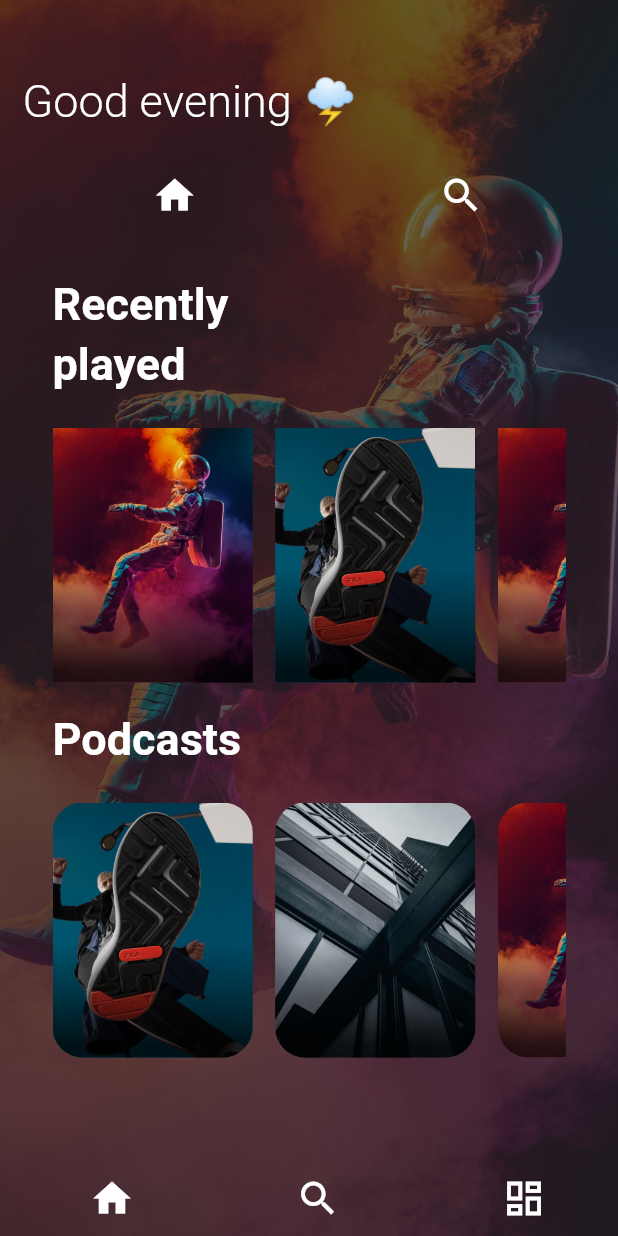
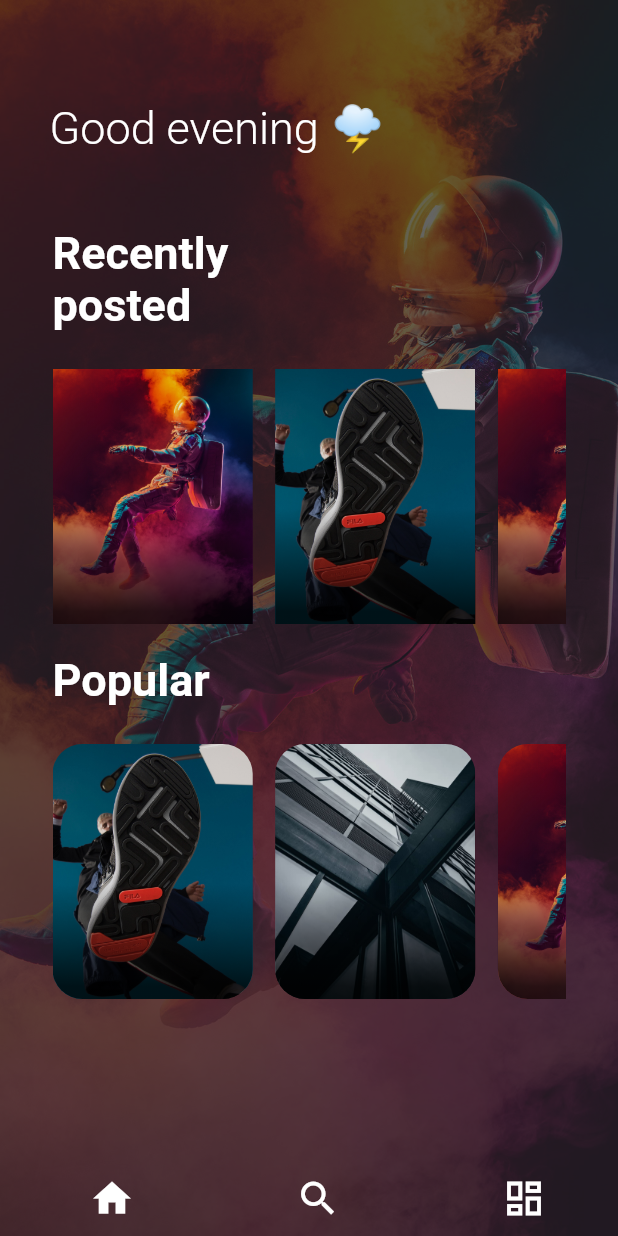
Before and after one commit to 4eug/Spotify-Redesign-Concept, a Flutter app: the screen it shows after launch, on a phone screen of 412 x 824 dp. Run offline on Flutter 3.47's test engine with Material 2 defaults, Android fonts, the phone set to English and light mode, and no system bars; our stand-ins replace page_transition.

Commit message:
Just For Fun Project Done!!

```diff
--- a/lib/pages/home.dart
+++ b/lib/pages/home.dart
@@ -1,7 +1,6 @@
 import 'package:flutter/material.dart';
 import 'package:spotify_redesign_concept_by_chidalu/widgets/bottomNavbar.dart';
 import 'package:spotify_redesign_concept_by_chidalu/widgets/constants.dart';
-import 'package:spotify_redesign_concept_by_chidalu/widgets/section.dart';
 import 'package:spotify_redesign_concept_by_chidalu/widgets/squarecards.dart';
 import 'package:spotify_redesign_concept_by_chidalu/widgets/squarecirclecards.dart';
 
@@ -35,7 +34,9 @@ class _HomePageState extends State<HomePage> {
           child: Column(
             crossAxisAlignment: CrossAxisAlignment.start,
             children: <Widget>[
-              Column(
+              Padding(
+                padding: const EdgeInsets.all(18.0),
+                child: Column(
                   crossAxisAlignment: CrossAxisAlignment.start,
                   children: <Widget>[
                     Text(
@@ -46,13 +47,10 @@ class _HomePageState extends State<HomePage> {
                           fontWeight: FontWeight.w300),
                     ),
                     SizedBox(
-                    height: 20,
-                  ),
-                  SectionBar(),
-                  SizedBox(
                       height: 10,
                     ),
                   ],
+                ),
               ),
               SizedBox(
                 height: 20,
@@ -69,11 +67,8 @@ class _HomePageState extends State<HomePage> {
                           color: Colors.white,
                           fontWeight: FontWeight.bold),
                     ),
-                    SizedBox(
-                      height: 5,
-                    ),
                     Text(
-                      'played',
+                      'posted',
                       style: TextStyle(
                           fontSize: 30,
                           color: Colors.white,
@@ -98,7 +93,7 @@ class _HomePageState extends State<HomePage> {
                       height: 20,
                     ),
                     Text(
-                      'Podcasts',
+                      'Popular',
                       style: TextStyle(
                           fontSize: 30,
                           color: Colors.white,
--- a/lib/widgets/bottomNavbar.dart
+++ b/lib/widgets/bottomNavbar.dart
@@ -1,4 +1,5 @@
 import 'package:flutter/material.dart';
+import 'package:spotify_redesign_concept_by_chidalu/routes/routes.dart';
 
 class BottomNavbar extends StatelessWidget {
   const BottomNavbar({Key key}) : super(key: key);
@@ -29,7 +30,10 @@ class BottomNavbar extends StatelessWidget {
             height: 50,
             // ignore: deprecated_member_use
             child: FlatButton(
-              onPressed: () {},
+              onPressed: () {
+                Navigator.of(context)
+                    .pushNamedAndRemoveUntil(searchRoute, (route) => false);
+              },
               shape: new RoundedRectangleBorder(
                 borderRadius: new BorderRadius.circular(10.0),
               ),
--- a/lib/widgets/section.dart
+++ b/lib/widgets/section.dart
@@ -19,10 +19,11 @@ class SectionBar extends StatelessWidget {
                 borderRadius: new BorderRadius.circular(10.0),
               ),
               child: Icon(
-                Icons.home,
+                Icons.favorite,
                 size: 30,
                 color: Colors.white,
               ),
+              color: Colors.blueGrey.withOpacity(0.9),
             )),
         Container(
             width: 50,
```
Also changed, not shown: assets/images/flutter_01.png (added), assets/images/flutter_02.png (added), 1 other file. Lines whose indentation alone changed are shown as unchanged.
